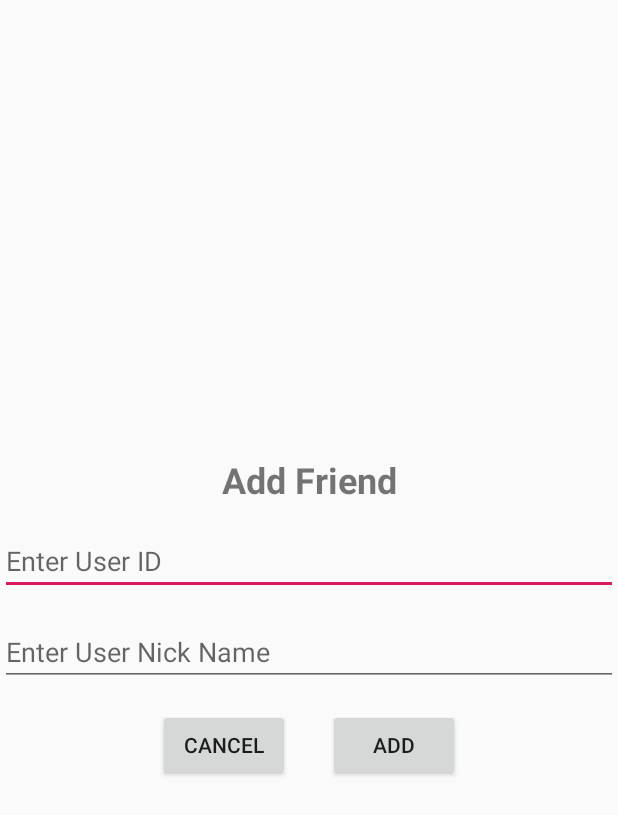
After one commit to Quanglt12/EleCentLife-, an Android app: the layout dialogfriend.xml on its own in the app's theme, with its tools: preview values and no code run, on a phone screen of 412 x 824 dp. The commit adds this screen. Shown: the top 815 px of the screen. Run offline under Robolectric (Android 15) with nearby library versions, the phone set to English and light mode, and no system bars.

```diff
--- a/app/src/main/res/layout/activity_friend_list.xml
+++ b/app/src/main/res/layout/activity_friend_list.xml
@@ -9,7 +9,7 @@
     <ListView
         android:id="@+id/ListViewFriend"
         android:layout_width="411dp"
-        android:layout_height="553dp"
+        android:layout_height="511dp"
         app:layout_constraintEnd_toEndOf="parent"
         app:layout_constraintStart_toStartOf="parent"
         app:layout_constraintTop_toBottomOf="@+id/addfriendbutton" />
--- /dev/null
+++ b/app/src/main/res/layout/dialogfriend.xml
@@ -0,0 +1,45 @@
+<?xml version="1.0" encoding="utf-8"?>
+<LinearLayout xmlns:android="http://schemas.android.com/apk/res/android"
+    android:orientation="vertical" android:layout_width="match_parent"
+    android:layout_height="match_parent"
+    android:gravity="center">
+
+    <TextView
+        android:gravity="center"
+        android:textSize="24dp"
+        android:text="Add Friend"
+        android:textStyle="bold"
+        android:layout_width="match_parent"
+        android:layout_height="wrap_content" />
+    <EditText
+        android:id="@+id/edtNewFriend"
+        android:hint="Enter User ID"
+        android:layout_marginTop="15dp"
+        android:layout_width="match_parent"
+        android:layout_height="wrap_content" />
+    <EditText
+        android:id="@+id/edtNickName"
+        android:hint="Enter User Nick Name"
+        android:layout_marginTop="15dp"
+        android:layout_width="match_parent"
+        android:layout_height="wrap_content" />
+    <LinearLayout
+        android:gravity="center"
+        android:layout_marginTop="15dp"
+        android:orientation="horizontal"
+        android:layout_width="match_parent"
+        android:layout_height="wrap_content">
+        <Button
+            android:id="@+id/cancelDialogFriend"
+            android:layout_marginRight="25dp"
+            android:text="Cancel"
+            android:layout_width="wrap_content"
+            android:layout_height="wrap_content" />
+        <Button
+            android:id="@+id/addFriendDialogbtn"
+            android:text="ADD"
+            android:layout_width="wrap_content"
+            android:layout_height="wrap_content" />
+    </LinearLayout>
+
+</LinearLayout>
```
Also changed, not shown: app/src/main/java/com/example/elecentlife/FriendListActivity.java (+98 -5 lines), app/src/main/java/com/example/elecentlife/Login.java (+16 -0 lines).
